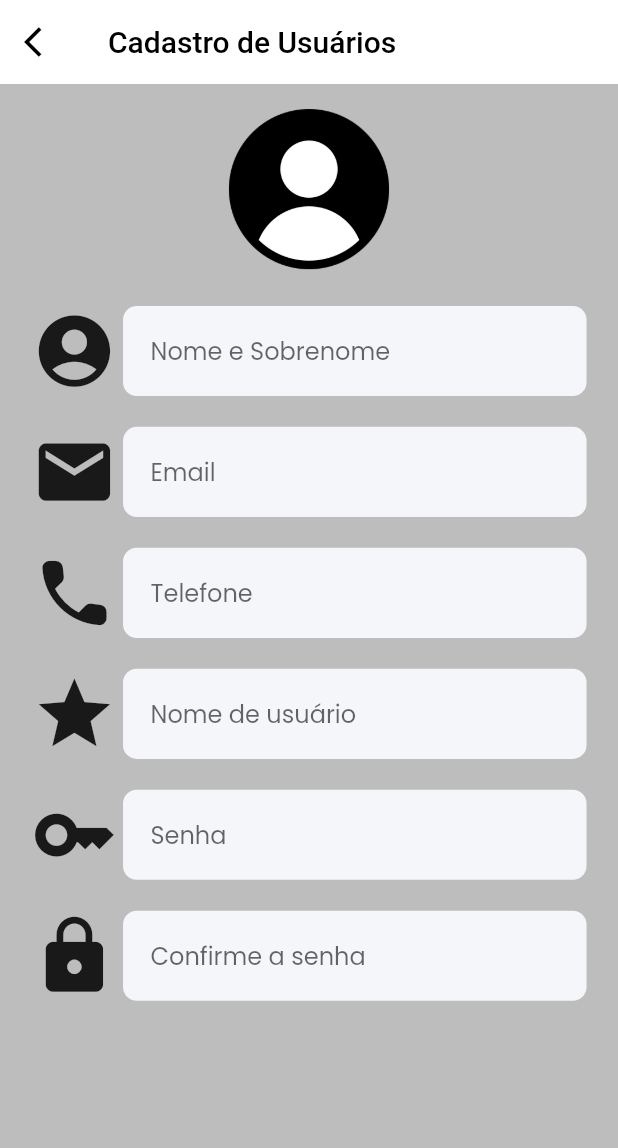
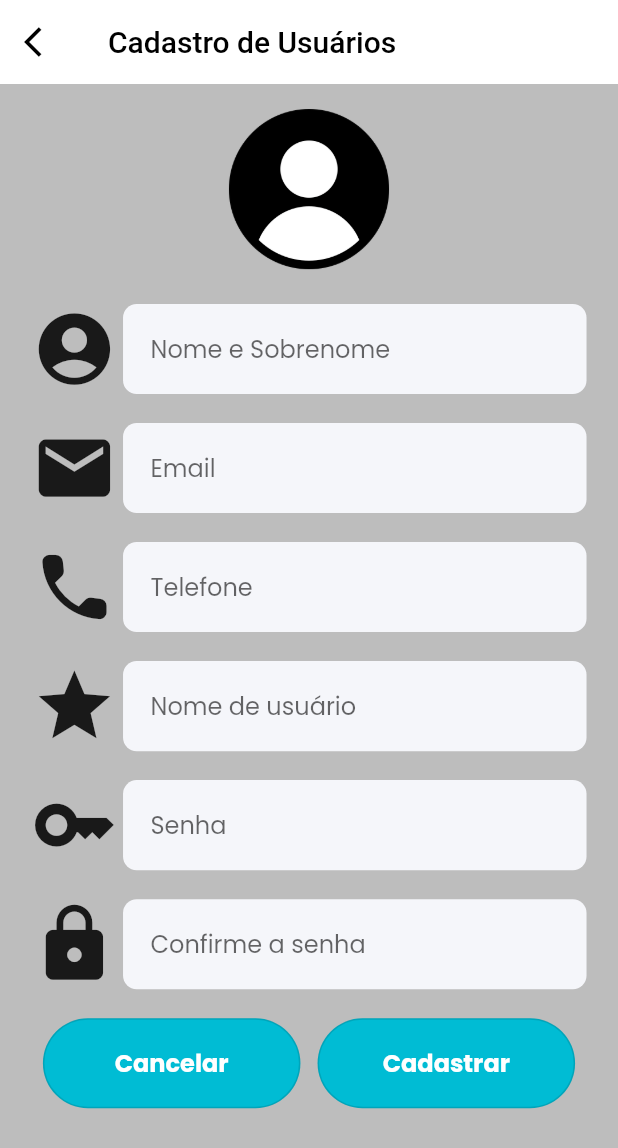
Before and after one commit to megarubber/vitahealth, a Flutter app: the screen it shows after launch, on a phone screen of 412 x 824 dp. Shown: the top 1148 px of the screen. Run offline on Flutter 3.47's test engine with Material 2 defaults, Android fonts, the light colour scheme and no system bars; our stand-ins replace flutter_screenutil, fluttertoast, google_fonts, image_picker.

Commit message:
feat: base forms register completed

```diff
--- a/lib/screens/register.dart
+++ b/lib/screens/register.dart
@@ -6,6 +6,7 @@ import 'package:vitahealth/widgets/button.dart';
 import 'package:vitahealth/colors.dart';
 import 'dart:io';
 import 'package:vitahealth/widgets/my_text_field.dart';
+import 'package:vitahealth/widgets/button.dart';
 
 class Register extends StatefulWidget {
   @override
@@ -14,7 +15,7 @@ class Register extends StatefulWidget {
 
 class RegisterState extends State<Register> {
   File? profileImage;
-  final spaceBetween = 16;
+  final spaceBetween = 15;
 
   Future<void> pickImage() async {
     final image = await ImagePicker().pickImage(source: ImageSource.gallery);
@@ -27,6 +28,7 @@ class RegisterState extends State<Register> {
   Widget build(BuildContext context) {
     return Scaffold(
       backgroundColor: ProjectColors().backgroundV1,
+      resizeToAvoidBottomInset: true,
       appBar: AppBar(
         leading: IconButton(
           icon: Icon(
@@ -44,6 +46,7 @@ class RegisterState extends State<Register> {
       body: SafeArea(
         child: Padding(
           padding: EdgeInsets.symmetric(horizontal: 15.w),
+          child: SingleChildScrollView(
             child: Column(
               crossAxisAlignment: CrossAxisAlignment.start,
               children: [
@@ -124,7 +127,7 @@ class RegisterState extends State<Register> {
                     ),
                     SizedBox(
                       width: 270.w,
-                    child: MyTextField().createTextField(hint: "Senha")
+                      child: MyTextField().createTextField(hint: "Senha", hide: true)
                     )
                   ]
                 ),
@@ -138,11 +141,26 @@ class RegisterState extends State<Register> {
                     ),
                     SizedBox(
                       width: 270.w,
-                    child: MyTextField().createTextField(hint: "Confirme a senha")
+                      child: MyTextField().createTextField(hint: "Confirme a senha", hide: true)
                     )
                   ]
                 ),
+                SizedBox(height: spaceBetween.h),
+                Row(
+                  mainAxisAlignment: MainAxisAlignment.spaceEvenly,
+                  children: [
+                    SizedBox(
+                      width: 150.w,
+                      child: Button().createButton(message: 'Cancelar', action: () => print("test"))
+                    ),
+                    SizedBox(
+                      width: 150.w,
+                      child: Button().createButton(message: 'Cadastrar', action: () => print("test"))
+                    ),
                   ]
+                )
+              ]
+            )
           )
         )
       )
```
Lines whose indentation alone changed are shown as unchanged.
